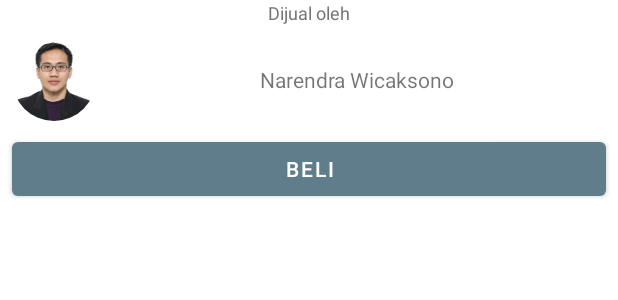
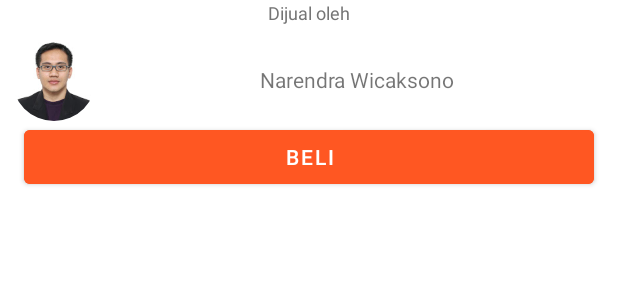
Before and after one commit to erikrios/my-view-and-views, an Android app: the layout layout_seller.xml on its own in the app's theme, with its tools: preview values and no code run, on a phone screen of 412 x 824 dp. Shown: the top 300 px of the screen. Run offline under Robolectric (Android 15) with nearby library versions, the phone set to English and light mode, and no system bars.

Commit message:
Implements the themes

```diff
--- a/app/src/main/res/layout/layout_seller.xml
+++ b/app/src/main/res/layout/layout_seller.xml
@@ -38,11 +38,7 @@
 
     <Button
         android:id="@+id/button_buy"
-        android:layout_width="match_parent"
-        android:layout_height="wrap_content"
-        android:layout_marginStart="8dp"
-        android:layout_marginTop="8dp"
-        android:layout_marginEnd="8dp"
+        style="@style/ButtonGeneral"
         android:text="@string/buy"
         app:layout_constraintEnd_toEndOf="parent"
         app:layout_constraintStart_toStartOf="parent"
```
